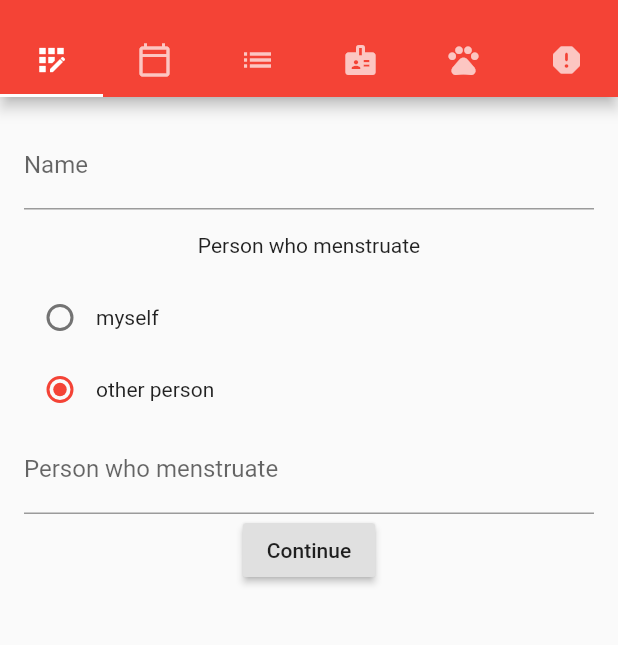
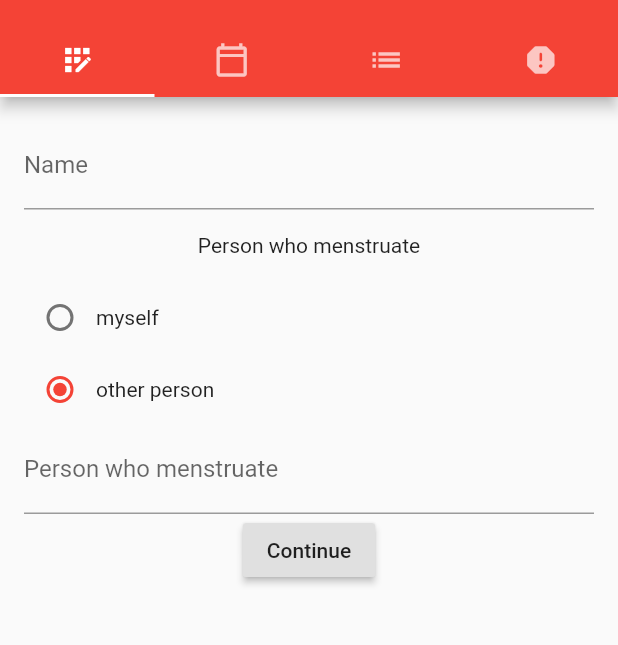
Before and after one commit to konkah/the-problem-manager, a Flutter app: the screen it shows after launch, on a phone screen of 412 x 824 dp, the part 59-704 px from its top. Run offline on Flutter 3.47's test engine with Material 2 defaults, Android fonts, the phone set to English and light mode, and no system bars.

Commit message:
remove tabs not used

```diff
--- a/the_problem_manager/lib/main.dart
+++ b/the_problem_manager/lib/main.dart
@@ -18,15 +18,13 @@ class MyApp extends StatelessWidget {
         primarySwatch: Colors.red,
       ),
       home: DefaultTabController(
-          length: 6,
+          length: 4,
           child: Scaffold(
             body: TabBarView(
               children: [
                 register(),
                 dates(),
                 menstruations(),
-                developer(),
-                interns(),
                 project(),
               ],
             ),
@@ -36,8 +34,6 @@ class MyApp extends StatelessWidget {
                 Tab(icon: Icon(Icons.app_registration)),
                 Tab(icon: Icon(Icons.calendar_today_outlined)),
                 Tab(icon: Icon(Icons.list)),
-                Tab(icon: Icon(Icons.badge)),
-                Tab(icon: Icon(Icons.pets)),
                 Tab(icon: Icon(Icons.report_rounded))
               ]),
             ),
```
